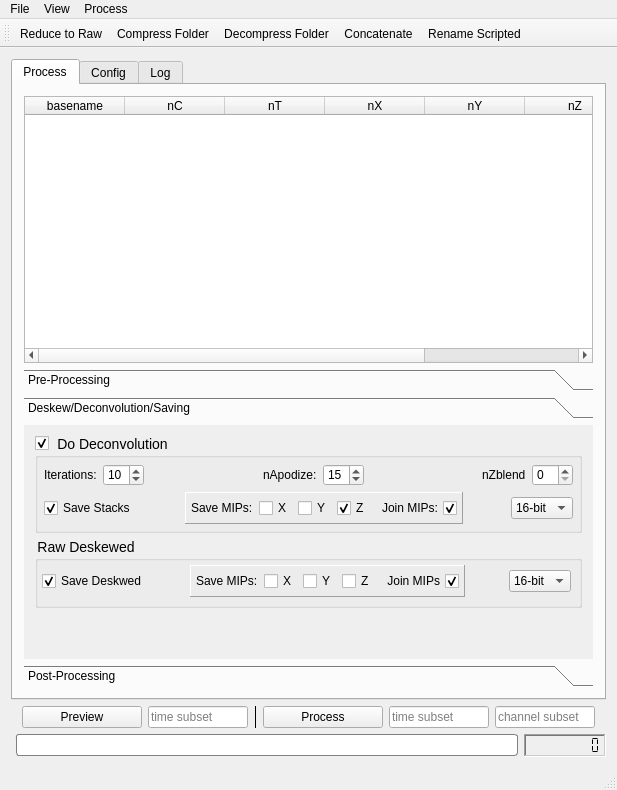
This is llspy/gui/main_gui.ui in tlambert03/LLSpy as Qt 5 draws it before an edit. The edited form follows.
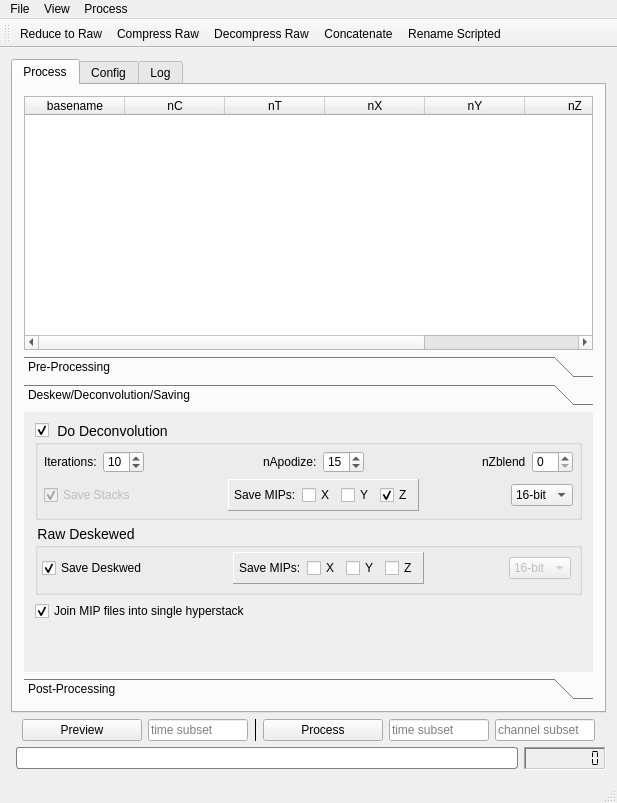
This is the edited form. The open tabs and pages were chosen to show the change.

Patch:
```diff
--- a/llspy/gui/main_gui.ui
+++ b/llspy/gui/main_gui.ui
@@ -7,13 +7,13 @@
     <x>0</x>
     <y>0</y>
     <width>617</width>
-    <height>790</height>
+    <height>803</height>
    </rect>
   </property>
   <property name="minimumSize">
    <size>
     <width>0</width>
-    <height>790</height>
+    <height>803</height>
    </size>
   </property>
   <property name="focusPolicy">
@@ -519,8 +519,8 @@
             <rect>
              <x>0</x>
              <y>0</y>
-             <width>552</width>
-             <height>204</height>
+             <width>547</width>
+             <height>255</height>
             </rect>
            </property>
            <attribute name="label">
@@ -670,7 +670,7 @@
                  <item>
                   <widget class="QCheckBox" name="saveDeconvolvedCheckBox">
                    <property name="enabled">
-                    <bool>true</bool>
+                    <bool>false</bool>
                    </property>
                    <property name="text">
                     <string>Save Stacks</string>
@@ -763,22 +763,6 @@
                       </property>
                      </widget>
                     </item>
-                    <item>
-                     <widget class="QCheckBox" name="deconJoinMIPCheckBox">
-                      <property name="enabled">
-                       <bool>true</bool>
-                      </property>
-                      <property name="layoutDirection">
-                       <enum>Qt::RightToLeft</enum>
-                      </property>
-                      <property name="text">
-                       <string>Join MIPs:</string>
-                      </property>
-                      <property name="checked">
-                       <bool>true</bool>
-                      </property>
-                     </widget>
-                    </item>
                    </layout>
                   </widget>
                  </item>
@@ -934,19 +918,6 @@
                     </property>
                    </widget>
                   </item>
-                  <item>
-                   <widget class="QCheckBox" name="deskewedJoinMIPCheckBox">
-                    <property name="layoutDirection">
-                     <enum>Qt::RightToLeft</enum>
-                    </property>
-                    <property name="text">
-                     <string>Join MIPs</string>
-                    </property>
-                    <property name="checked">
-                     <bool>true</bool>
-                    </property>
-                   </widget>
-                  </item>
                  </layout>
                 </widget>
                </item>
@@ -963,7 +934,7 @@
                <item row="0" column="4">
                 <widget class="QComboBox" name="deskewedBitDepthCombo">
                  <property name="enabled">
-                  <bool>true</bool>
+                  <bool>false</bool>
                  </property>
                  <property name="maximumSize">
                   <size>
@@ -989,6 +960,22 @@
               </layout>
              </widget>
             </item>
+            <item>
+             <widget class="QCheckBox" name="deconJoinMIPCheckBox">
+              <property name="enabled">
+               <bool>true</bool>
+              </property>
+              <property name="layoutDirection">
+               <enum>Qt::LeftToRight</enum>
+              </property>
+              <property name="text">
+               <string>Join MIP files into single hyperstack</string>
+              </property>
+              <property name="checked">
+               <bool>true</bool>
+              </property>
+             </widget>
+            </item>
             <item>
              <spacer name="deconSpacer">
               <property name="orientation">
@@ -2092,7 +2079,7 @@
   </action>
   <action name="actionCompress_Folder">
    <property name="text">
-    <string>Compress Folder</string>
+    <string>Compress Raw</string>
    </property>
    <property name="toolTip">
     <string>Compress raw data in selected folder</string>
@@ -2100,7 +2087,7 @@
   </action>
   <action name="actionDecompress_Folder">
    <property name="text">
-    <string>Decompress Folder</string>
+    <string>Decompress Raw</string>
    </property>
   </action>
   <action name="actionConcatenate">
```
Left out of the diff: 21 changed lines with no effect on the pictures.
